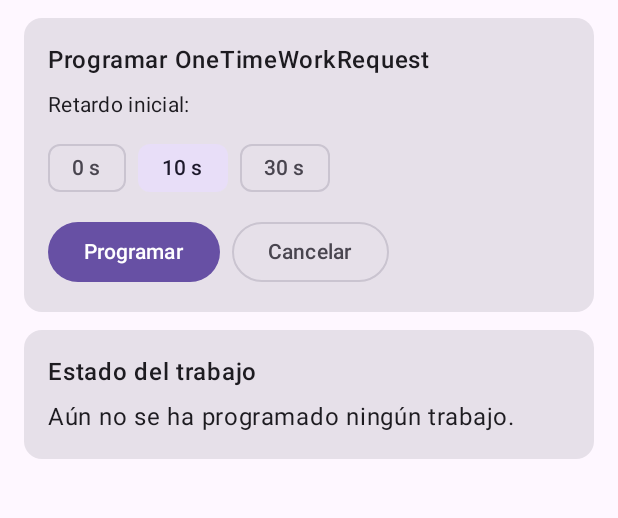
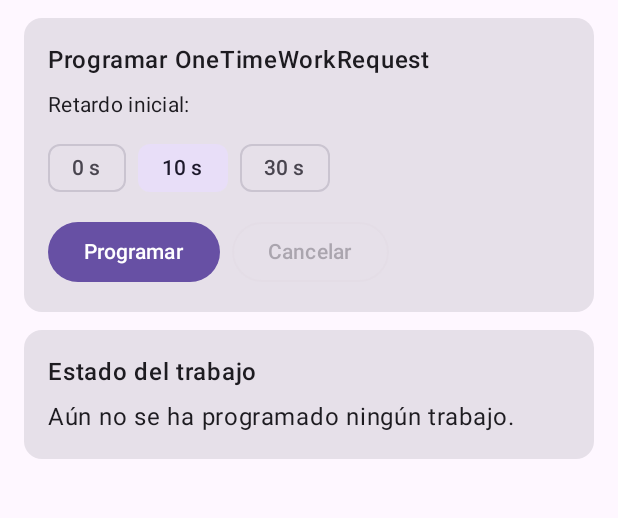
Before and after one commit to jhuamaniCond/IDNP_lab_10, an Android app built with Jetpack Compose: the screen it shows after launch (MainActivity), on a phone screen of 412 x 824 dp, the part 120-638 px from its top. Run offline under Robolectric (Android 15) with nearby library versions, the phone set to English and light mode, and no system bars; 1 statement that could not run was skipped.

Commit message:
fix: controlar la cancelacion segun el estado de WorkManager

```diff
--- a/app/src/main/java/com/unsa/idnp_lab10/ui/TrabajoScreen.kt
+++ b/app/src/main/java/com/unsa/idnp_lab10/ui/TrabajoScreen.kt
@@ -66,7 +66,10 @@ fun TrabajoScreen(
                 }
                 Row(horizontalArrangement = Arrangement.spacedBy(8.dp)) {
                     Button(onClick = { onProgramar(retardo) }) { Text("Programar") }
-                    OutlinedButton(onClick = onCancelar) { Text("Cancelar") }
+                    OutlinedButton(
+                        onClick = onCancelar,
+                        enabled = info != null && !info.state.isFinished
+                    ) { Text("Cancelar") }
                 }
             }
         }
```
